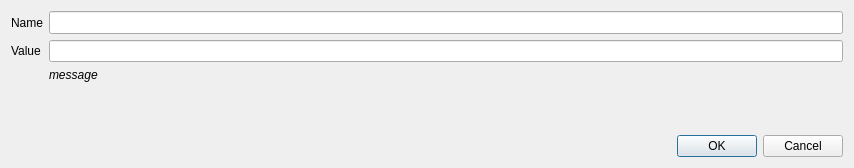
Above: bulicommander/bc/resources/bcbookmark_edit.ui from Grum999/BuliCommander before the change. Below: the same form after it.
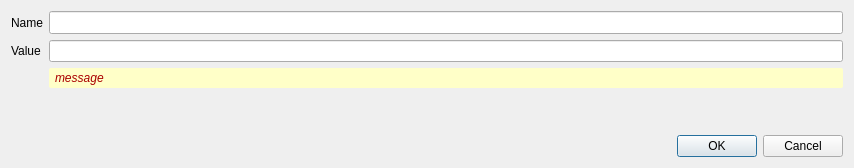
That is the form after the change.

The edit to the form file:
```diff
--- a/bulicommander/bc/resources/bcbookmark_edit.ui
+++ b/bulicommander/bc/resources/bcbookmark_edit.ui
@@ -49,7 +49,7 @@
      <item row="3" column="1">
       <widget class="QLabel" name="lblMsg">
        <property name="sizePolicy">
-        <sizepolicy hsizetype="Preferred" vsizetype="Maximum">
+        <sizepolicy hsizetype="MinimumExpanding" vsizetype="Maximum">
          <horstretch>0</horstretch>
          <verstretch>0</verstretch>
         </sizepolicy>
@@ -59,6 +59,13 @@
          <italic>true</italic>
         </font>
        </property>
+       <property name="styleSheet">
+        <string notr="true">background-color: rgb(255, 255, 200);
+border-color: rgb(170, 85, 0);
+color: rgb(170, 0, 0);
+border-radius: 2px;
+padding:3px;</string>
+       </property>
        <property name="text">
         <string>message</string>
        </property>
```
Left out of the diff: 7 changed lines with no effect on the pictures.
